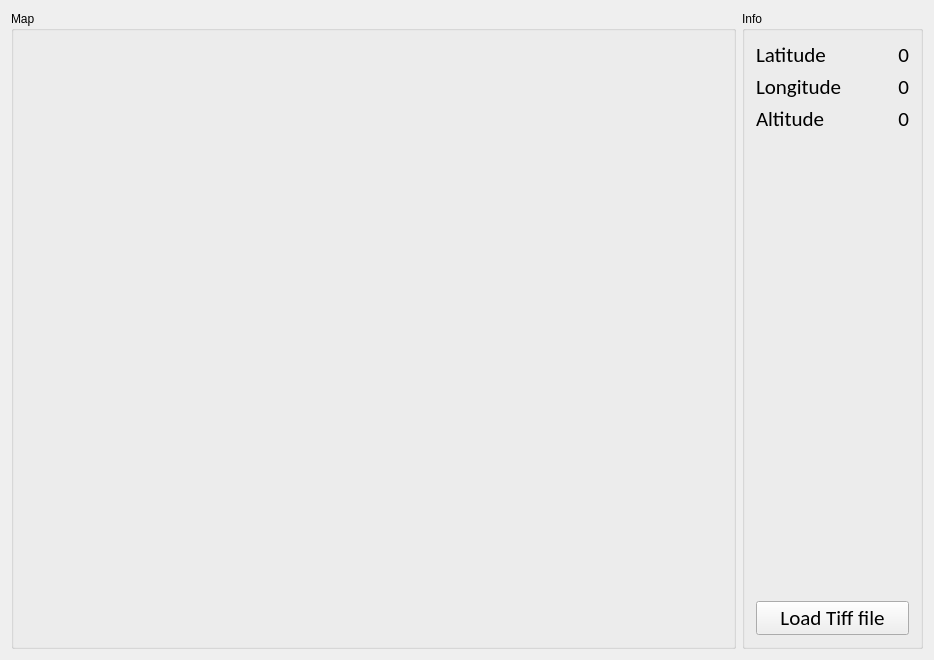
This is mainwindow.ui in zrmei/GeoTiffTestDemo as Qt 5 draws it before an edit. The edited form follows.
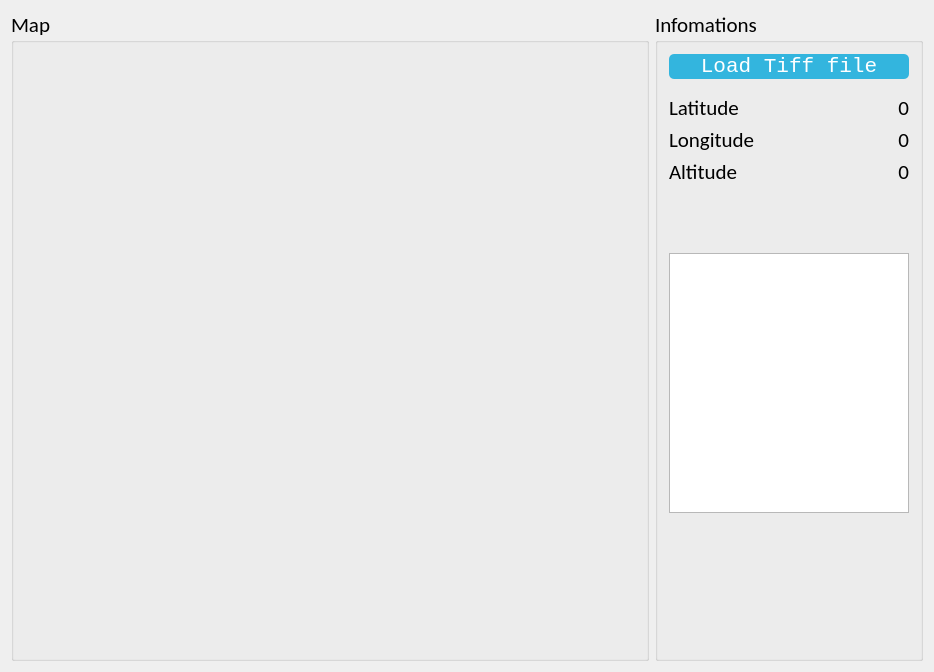
This is the edited form.

The edit to the form file:
```diff
--- a/mainwindow.ui
+++ b/mainwindow.ui
@@ -14,9 +14,15 @@
    <string>GeoTiffTestDemo</string>
   </property>
   <widget class="QWidget" name="centralWidget">
-   <layout class="QHBoxLayout" name="horizontalLayout" stretch="4,1">
+   <layout class="QHBoxLayout" name="horizontalLayout" stretch="5,2">
     <item>
      <widget class="QGroupBox" name="gbMap">
+      <property name="font">
+       <font>
+        <family>Calibri</family>
+        <pointsize>16</pointsize>
+       </font>
+      </property>
       <property name="title">
        <string>Map</string>
       </property>
@@ -37,10 +43,66 @@
     </item>
     <item>
      <widget class="QGroupBox" name="gbInfo">
+      <property name="font">
+       <font>
+        <family>Calibri</family>
+        <pointsize>16</pointsize>
+       </font>
+      </property>
       <property name="title">
-       <string>Info</string>
+       <string>Infomations</string>
       </property>
       <layout class="QVBoxLayout" name="verticalLayout">
+       <item>
+        <widget class="QPushButton" name="pushButton">
+         <property name="font">
+          <font>
+           <family>Consolas</family>
+           <pointsize>16</pointsize>
+           <weight>50</weight>
+           <italic>false</italic>
+           <bold>false</bold>
+          </font>
+         </property>
+         <property name="styleSheet">
+          <string notr="true">QPushButton {
+	border-radius: 5px;
+	background: rgb(0, 166, 218, 200);
+	height: 2em;
+	color: white;
+	font: 16pt &quot;Consolas&quot;;
+ }
+
+QPushButton:hover {
+	background: qlineargradient(x1: 0, y1: 0, x2: 0, y2: 1, stop: 0 rgba(0, 166, 218, 200) stop: 1 rgba(0, 166, 218, 128));
+	color: black;
+}
+QPushButton:!enabled {
+	background: grey;
+	color: black;
+}</string>
+         </property>
+         <property name="text">
+          <string>Load Tiff file</string>
+         </property>
+        </widget>
+       </item>
+       <item>
+        <spacer name="verticalSpacer_4">
+         <property name="orientation">
+          <enum>Qt::Vertical</enum>
+         </property>
+         <property name="sizeType">
+          <enum>QSizePolicy::Maximum</enum>
+         </property>
+         <property name="sizeHint" stdset="0">
+          <size>
+           <width>20</width>
+           <height>10</height>
+          </size>
+         </property>
+        </spacer>
+       </item>
        <item>
         <layout class="QGridLayout" name="gridLayout">
          <item row="0" column="0">
@@ -137,16 +199,19 @@
          <property name="orientation">
           <enum>Qt::Vertical</enum>
          </property>
+         <property name="sizeType">
+          <enum>QSizePolicy::Maximum</enum>
+         </property>
          <property name="sizeHint" stdset="0">
           <size>
            <width>20</width>
-           <height>40</height>
+           <height>20</height>
           </size>
          </property>
         </spacer>
        </item>
        <item>
-        <widget class="QPushButton" name="pushButton">
+        <widget class="QLabel" name="lblMapCoordType">
          <property name="font">
           <font>
            <family>Calibri</family>
@@ -154,7 +219,58 @@
           </font>
          </property>
          <property name="text">
-          <string>Load Tiff file</string>
+          <string/>
+         </property>
+        </widget>
+       </item>
+       <item>
+        <spacer name="verticalSpacer_3">
+         <property name="orientation">
+          <enum>Qt::Vertical</enum>
+         </property>
+         <property name="sizeType">
+          <enum>QSizePolicy::Maximum</enum>
+         </property>
+         <property name="sizeHint" stdset="0">
+          <size>
+           <width>20</width>
+           <height>10</height>
+          </size>
+         </property>
+        </spacer>
+       </item>
+       <item>
+        <widget class="QListWidget" name="lwPoints">
+         <property name="font">
+          <font>
+           <family>Calibri</family>
+           <pointsize>16</pointsize>
+          </font>
+         </property>
+         <property name="contextMenuPolicy">
+          <enum>Qt::CustomContextMenu</enum>
+         </property>
+        </widget>
+       </item>
+       <item>
+        <widget class="QLabel" name="lblLogo">
+         <property name="sizePolicy">
+          <sizepolicy hsizetype="Preferred" vsizetype="Fixed">
+           <horstretch>0</horstretch>
+           <verstretch>0</verstretch>
+          </sizepolicy>
+         </property>
+         <property name="minimumSize">
+          <size>
+           <width>240</width>
+           <height>128</height>
+          </size>
+         </property>
+         <property name="text">
+          <string/>
+         </property>
+         <property name="alignment">
+          <set>Qt::AlignCenter</set>
          </property>
         </widget>
        </item>
```
Left out of the diff: 1 changed line with no effect on the pictures.
